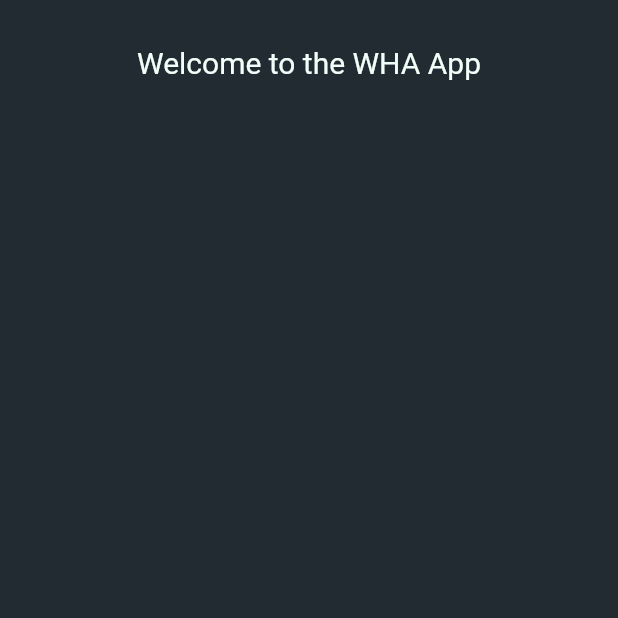
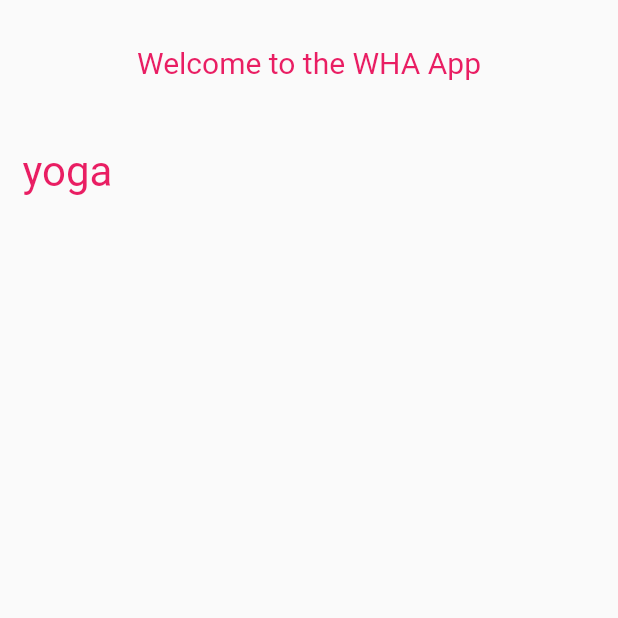
Before and after one commit to sgovil5/wha_app3, a Flutter app: the screen it shows once a user with an empty profile is signed in, on a phone screen of 412 x 824 dp, the top half of it. Run offline on Flutter 3.47's test engine with Material 2 defaults, Android fonts, the phone set to English and light mode, and no system bars; our stand-ins replace cloud_firestore, firebase_auth, firebase_storage; accounts and stored records are empty.

Commit message:
added main page

```diff
--- a/lib/main.dart
+++ b/lib/main.dart
@@ -1,7 +1,7 @@
 import 'package:firebase_auth/firebase_auth.dart';
 import 'package:flutter/material.dart';
 
-import './screens/article_overview_screen.dart';
+import 'screens/articles/article_overview_screen.dart';
 import './screens/auth_screen.dart';
 
 void main() {
@@ -19,8 +19,17 @@ class _WHAAppState extends State<WHAApp> {
     return MaterialApp(
       title: "WHAApp",
       theme: ThemeData(
-        primaryColor: const Color(0xffF1FFF9),
-        scaffoldBackgroundColor: const Color(0xff222B32),
+        primarySwatch: Colors.pink,
+        backgroundColor: Colors.pink,
+        accentColor: Colors.deepPurple,
+        accentColorBrightness: Brightness.dark,
+        buttonTheme: ButtonTheme.of(context).copyWith(
+          buttonColor: Colors.pink,
+          textTheme: ButtonTextTheme.primary,
+          shape: RoundedRectangleBorder(
+            borderRadius: BorderRadius.circular(20),
+          ),
+        ),
       ),
       home: StreamBuilder(
         stream: FirebaseAuth.instance.onAuthStateChanged,
--- a/lib/screens/article_overview_screen.dart
+++ b/lib/screens/articles/article_overview_screen.dart
@@ -1,4 +1,5 @@
 import 'package:flutter/material.dart';
+import 'package:wha_app3/widgets/article/article_item.dart';
 
 class ArticleOverviewScreen extends StatelessWidget {
   @override
@@ -17,6 +18,7 @@ class ArticleOverviewScreen extends StatelessWidget {
                     color: Theme.of(context).primaryColor, fontSize: 20),
               ),
             ),
+            ArticleItem(modality: 'yoga'),
           ],
         ),
       ),
--- /dev/null
+++ b/lib/widgets/article/article_item.dart
@@ -0,0 +1,89 @@
+import 'package:cloud_firestore/cloud_firestore.dart';
+import 'package:firebase_auth/firebase_auth.dart';
+import 'package:flutter/material.dart';
+
+import './article_preview.dart';
+
+class ArticleItem extends StatelessWidget {
+  final String modality;
+
+  ArticleItem({
+    @required this.modality,
+  });
+/*
+  void selectArticle(BuildContext context, id) {
+    print(id);
+    Navigator.of(context)
+        .pushNamed(
+      ArticleDetailScreen.routeName,
+      arguments: id,
+    )
+        .then((result) {
+      if (result != null) {}
+    });
+  }
+*/
+  @override
+  Widget build(BuildContext context) {
+    return FutureBuilder(
+      future: FirebaseAuth.instance.currentUser(),
+      builder: (ctx, futureSnapshot) {
+        if (futureSnapshot.connectionState == ConnectionState.waiting) {
+          return Center(child: CircularProgressIndicator());
+        }
+        return StreamBuilder(
+          stream: Firestore.instance.collection('articles').snapshots(),
+          builder: (context, articleSnapshot) {
+            if (articleSnapshot.connectionState == ConnectionState.waiting) {
+              return Center(
+                child: CircularProgressIndicator(),
+              );
+            }
+            final articleData = articleSnapshot.data.documents;
+            return Column(
+              crossAxisAlignment: CrossAxisAlignment.start,
+              children: <Widget>[
+                Container(
+                  alignment: Alignment.centerLeft,
+                  child: Text(
+                    modality,
+                    style: TextStyle(
+                      fontSize: 28,
+                      color: Theme.of(context).primaryColor,
+                    ),
+                  ),
+                  margin: EdgeInsets.all(15),
+                ),
+                SingleChildScrollView(
+                  scrollDirection: Axis.horizontal,
+                  child: Row(
+                    children: <Widget>[
+                      Container(
+                        height: 200,
+                        child: ListView.builder(
+                          shrinkWrap: true,
+                          scrollDirection: Axis.horizontal,
+                          itemBuilder: (ctx, index) {
+                            if (articleData[index][modality] == true) {
+                              return ArticlePreview(
+                                articleData[index]['title'],
+                                articleData[index]['imageUrl'],
+                                key: ValueKey(articleData[index].documentID),
+                              );
+                            }
+                            return null;
+                          },
+                          itemCount: articleData.length,
+                        ),
+                      ),
+                    ],
+                  ),
+                ),
+              ],
+            );
+          },
+        );
+      },
+    );
+  }
+}
```
Also changed, not shown: lib/widgets/article/article_preview.dart (added, +66 -0 lines), 1 other file.
